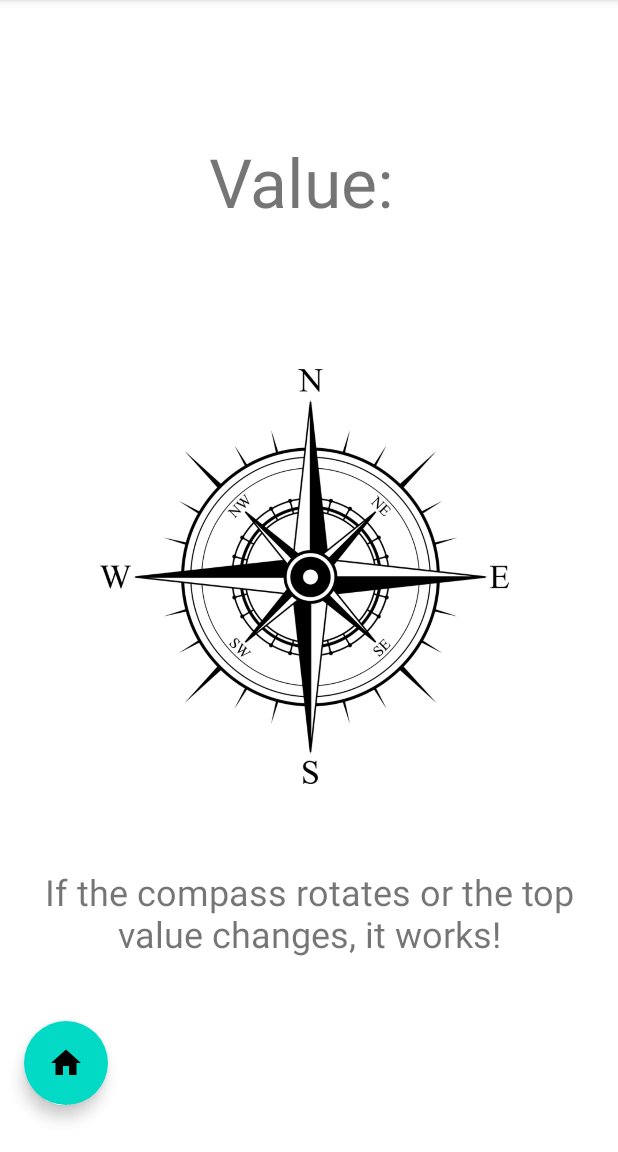
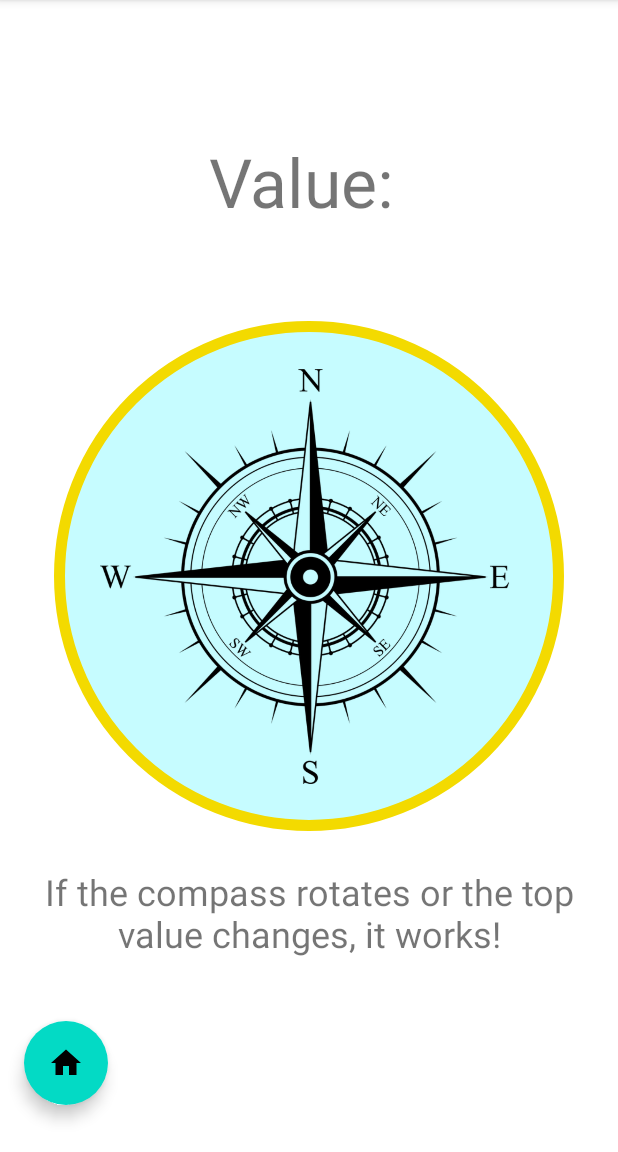
Before and after one commit to eyren24/DiagnosticTool, an Android app built with Jetpack Compose: the TestMagnetometer screen opened directly, with no data from a screen before it, on a phone screen of 412 x 824 dp, the part 84-1236 px from its top. Run offline under Robolectric (Android 15) with nearby library versions, the phone set to English and light mode, and no system bars; Roboto replaces fonts that are not available here.

Commit message:
-magnetometer compas

```diff
--- /dev/null
+++ b/app/src/main/res/drawable/compas.xml
@@ -0,0 +1,13 @@
+<?xml version="1.0" encoding="utf-8"?>
+<shape xmlns:android="http://schemas.android.com/apk/res/android"
+    android:shape="oval">
+    <stroke
+        android:width="7dp"
+        android:color="#F3DA00" />
+    <solid android:color="#C6FCFF" />
+
+    <size
+        android:height="60dp"
+        android:width="60dp" />
+
+</shape>
--- a/app/src/main/res/layout/activity_test_magnetometer.xml
+++ b/app/src/main/res/layout/activity_test_magnetometer.xml
@@ -53,6 +53,16 @@
         app:layout_constraintTop_toTopOf="parent"
         app:layout_constraintVertical_bias="0.977" />
 
+    <TextView
+        android:id="@+id/textView9"
+        android:layout_width="340dp"
+        android:layout_height="340dp"
+        android:background="@drawable/compas"
+        app:layout_constraintBottom_toBottomOf="parent"
+        app:layout_constraintEnd_toEndOf="parent"
+        app:layout_constraintStart_toStartOf="parent"
+        app:layout_constraintTop_toTopOf="parent" />
+
     <ImageView
         android:id="@+id/imageView2"
         android:layout_width="288dp"
@@ -63,4 +73,5 @@
         app:layout_constraintStart_toStartOf="parent"
         app:layout_constraintTop_toTopOf="parent"
         app:srcCompat="@drawable/compass" />
+
 </androidx.constraintlayout.widget.ConstraintLayout>
```
